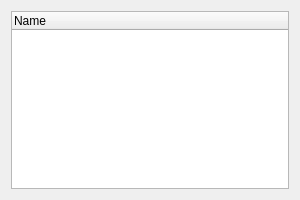
Old version of the form Code/Common/Gui/mvdDatabaseBrowserWidget.ui in the repository orfeotoolbox/OTB.
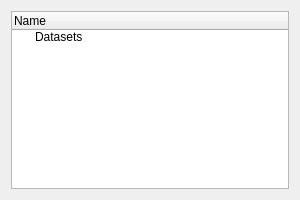
New version of the form.

Commit message: ENH: Added DatabaseBrowserWidget::SelectedDatasetChanged() signal.

Diff of the .ui file:
```diff
--- a/Code/Common/Gui/mvdDatabaseBrowserWidget.ui
+++ b/Code/Common/Gui/mvdDatabaseBrowserWidget.ui
@@ -24,6 +24,14 @@
        <string>Name</string>
       </property>
      </column>
+     <item>
+      <property name="text">
+       <string>Datasets</string>
+      </property>
+      <property name="flags">
+       <set>ItemIsEnabled</set>
+      </property>
+     </item>
     </widget>
    </item>
   </layout>
```
The commit also changes 3 other files.
